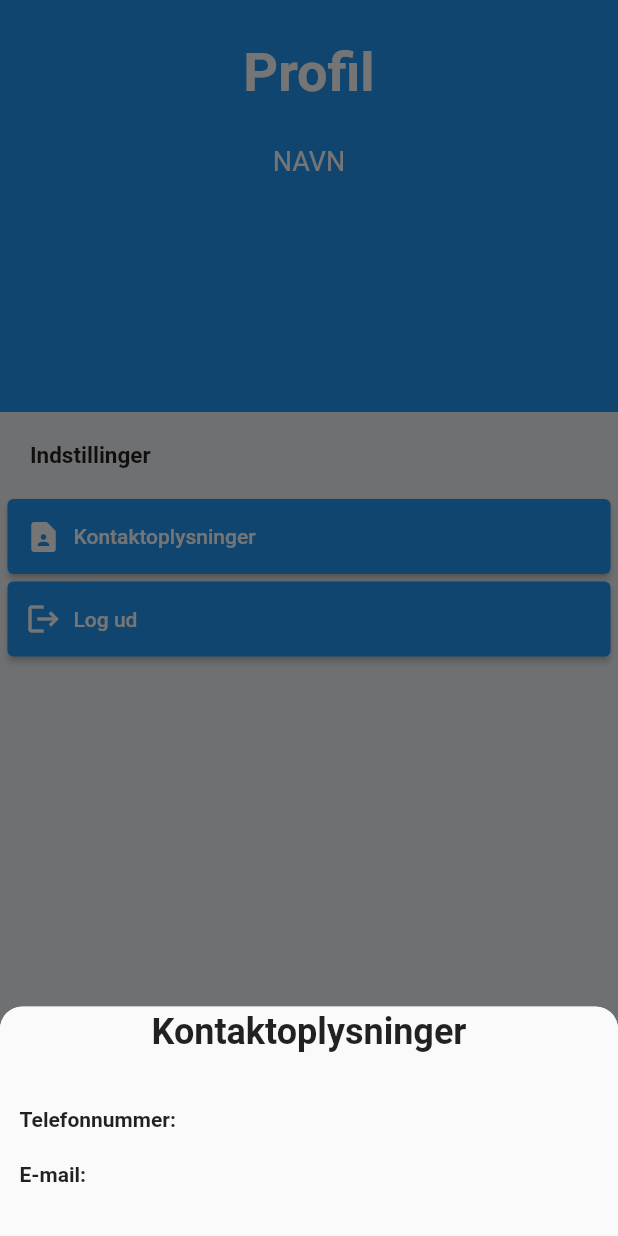
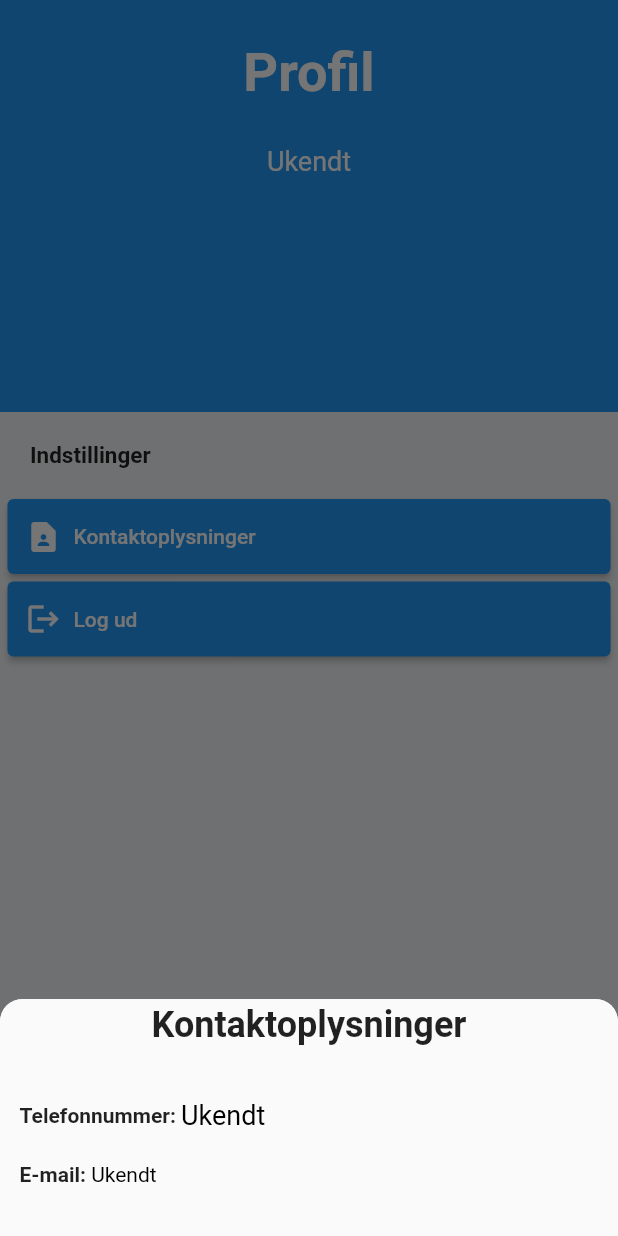
Before and after one commit to ammarOdin/odinvikar, a Flutter app: the SettingsScreen widget shown alone on an empty page, opened directly, after a tap on "Kontaktoplysninger", on a phone screen of 412 x 824 dp. Run offline on Flutter 3.47's test engine with Material 2 defaults, Android fonts, the phone set to English and light mode, and no system bars; drawn by our look-alikes of sliding_sheet; our stand-ins replace cloud_firestore, firebase_core, syncfusion_flutter_calendar; missing offline and left inert: syncfusion_localizations, week_of_year; accounts and stored records are empty.

```diff
--- a/lib/main_screens/settings_screen.dart
+++ b/lib/main_screens/settings_screen.dart
@@ -1,3 +1,4 @@
+import 'package:cloud_firestore/cloud_firestore.dart';
 import 'package:flutter/material.dart';
 import 'package:sliding_sheet/sliding_sheet.dart';
 
@@ -9,6 +10,9 @@ class SettingsScreen extends StatefulWidget {
 }
 
 class _State extends State<SettingsScreen> {
+
+  get getUserInfo => FirebaseFirestore.instance.collection('user');
+
 
   @override
   Widget build(BuildContext context) {
@@ -44,11 +48,26 @@ class _State extends State<SettingsScreen> {
                         .of(context)
                         .size
                         .height / 30),
-                child: const Center(
-                    child: Text(
-                      "NAVN",
-                      style: TextStyle(color: Colors.white, fontSize: 18),
-                    )),
+                child: Center(
+                    child: StreamBuilder(
+                        stream: getUserInfo.snapshots(),
+                        builder: (BuildContext context, AsyncSnapshot<QuerySnapshot> snapshot) {
+                          if (!snapshot.hasData){
+                            return const Center(child: CircularProgressIndicator(),);
+                          } else if (snapshot.data!.docs.isEmpty){
+                            return const Center(child: Text(
+                              "Ukendt",
+                              style: TextStyle(color: Colors.white, fontSize: 18),
+                            ),);
+                          } else {return Center(
+                              child: snapshot.data!.docs.map((document){
+                                return Text(
+                                  document['name'],
+                                  style: const TextStyle(color: Colors.white, fontSize: 26),
+                                );
+                              }).first);}
+                        }
+                    ),),
               ),
             ],
           ),
@@ -98,8 +117,54 @@ class _State extends State<SettingsScreen> {
       primary: false,
       children: [
         Container(margin: const EdgeInsets.all(3), padding: const EdgeInsets.only(bottom: 30), child: const Center(child: Text("Kontaktoplysninger", style: TextStyle(fontWeight: FontWeight.bold, fontSize: 24),),),),
-        Container(margin: const EdgeInsets.all(3), padding: const EdgeInsets.only(bottom: 15, left: 10), child: Align(alignment: Alignment.centerLeft, child: Text("Telefonnummer: ", style: const TextStyle(fontWeight: FontWeight.bold),),),),
-        Container(margin: const EdgeInsets.all(3), padding: const EdgeInsets.only(bottom: 10, left: 10), child: Align(alignment: Alignment.centerLeft, child: Text("E-mail: ", style: const TextStyle(fontWeight: FontWeight.bold),),),),
+        Container(margin: const EdgeInsets.all(3), padding: const EdgeInsets.only(bottom: 15, left: 10), child: Align(alignment: Alignment.centerLeft, child: Row(
+          children: [
+            const Text("Telefonnummer: ", style: TextStyle(fontWeight: FontWeight.bold),),
+            StreamBuilder(
+                stream: getUserInfo.snapshots(),
+                builder: (BuildContext context, AsyncSnapshot<QuerySnapshot> snapshot) {
+                  if (!snapshot.hasData){
+                    return const Center(child: CircularProgressIndicator(),);
+                  } else if (snapshot.data!.docs.isEmpty){
+                    return const Center(child: Text(
+                      "Ukendt",
+                      style: TextStyle(color: Colors.black, fontSize: 18),
+                    ),);
+                  } else {return Center(
+                      child: snapshot.data!.docs.map((document){
+                        return Text(
+                          document['phone'],
+                          style: const TextStyle(color: Colors.black),
+                        );
+                      }).first);}
+                }
+            ),
+          ],
+        ),),),
+        Container(margin: const EdgeInsets.all(3), padding: const EdgeInsets.only(bottom: 10, left: 10), child: Align(alignment: Alignment.centerLeft, child: Row(
+          children: [
+            const Text("E-mail: ", style: TextStyle(fontWeight: FontWeight.bold),),
+            StreamBuilder(
+                stream: getUserInfo.snapshots(),
+                builder: (BuildContext context, AsyncSnapshot<QuerySnapshot> snapshot) {
+                  if (!snapshot.hasData){
+                    return const Center(child: CircularProgressIndicator(),);
+                  } else if (snapshot.data!.docs.isEmpty){
+                    return const Center(child: Text(
+                      "Ukendt",
+                      style: TextStyle(color: Colors.black),
+                    ),);
+                  } else {return Center(
+                      child: snapshot.data!.docs.map((document){
+                        return Text(
+                          document['email'],
+                          style: const TextStyle(color: Colors.black),
+                        );
+                      }).first);}
+                }
+            ),
+          ],
+        ),),),
         Container(padding: const EdgeInsets.all(10),),
         //Container(margin: const EdgeInsets.only(left: 10, right: 10), child: ElevatedButton(style: ElevatedButton.styleFrom(shape: const StadiumBorder(), padding: const EdgeInsets.symmetric(horizontal: 1)), onPressed: () => Navigator.of(context).pop(), child: const Text("Close")))
       ],
```
